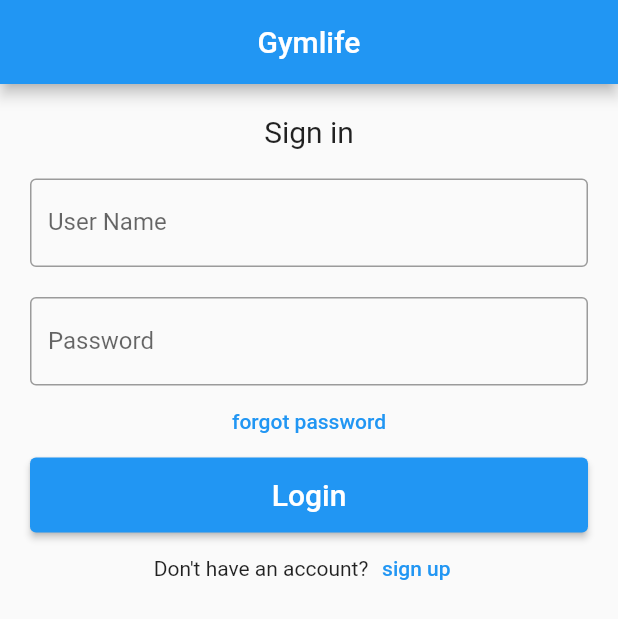
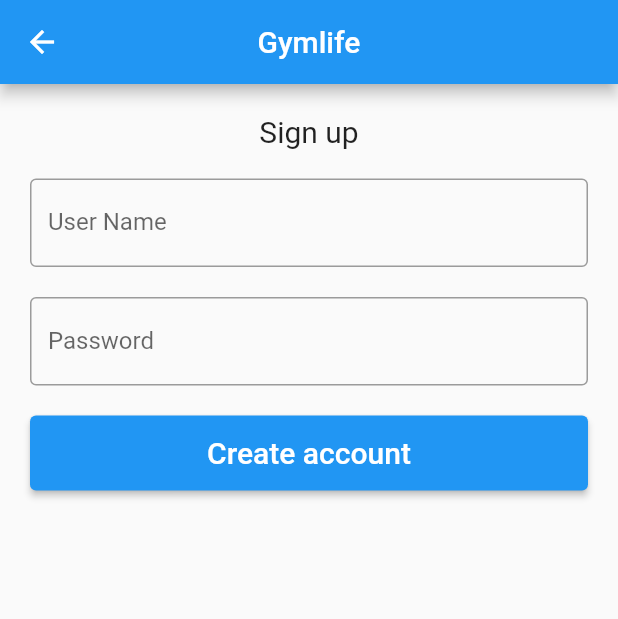
Before and after one commit to ArieBisfki/hva_ivse1_project_mobile, a Flutter app: the screen it shows after launch, after a tap on "sign up", on a phone screen of 412 x 824 dp. Shown: the top 619 px of the screen. Run offline on Flutter 3.47's test engine with Material 2 defaults, Android fonts, the phone set to English and light mode, and no system bars; our stand-ins replace bloc, equatable, flutter_bloc, flutter_slidable, flutter_speed_dial, flutter_staggered_animations and 2 more; accounts and stored records are empty.

Commit message:
login pages

```diff
--- a/lib/common/route/route_generator.dart
+++ b/lib/common/route/route_generator.dart
@@ -1,7 +1,9 @@
 import 'package:flutter/material.dart';
 import 'package:ivse1_gymlife/common/route/routes.dart';
 import 'package:ivse1_gymlife/feature/calender/ui/calendar_overview.dart';
+import 'package:ivse1_gymlife/feature/login/ui/forgot_password.dart';
 import 'package:ivse1_gymlife/feature/login/ui/login_screen.dart';
+import 'package:ivse1_gymlife/feature/login/ui/signup_screen.dart';
 import 'package:ivse1_gymlife/feature/workout/ui/workout.dart';
 import 'package:ivse1_gymlife/feature/workout_category/ui/workout_category.dart';
 
@@ -20,6 +22,11 @@ class RouteGenerator {
             builder: (_) => WorkoutCategoryScreen());
       case Routes.login:
         return MaterialPageRoute<dynamic>(builder: (_) => LoginScreen());
+      case Routes.signup:
+        return MaterialPageRoute<dynamic>(builder: (_) => SignUpScreen());
+      case Routes.forgotpassword:
+        return MaterialPageRoute<dynamic>(
+            builder: (_) => ForgotPasswordScreen());
       default:
         return MaterialPageRoute<dynamic>(builder: (_) => Calendar());
     }
--- a/lib/common/route/routes.dart
+++ b/lib/common/route/routes.dart
@@ -3,4 +3,6 @@ class Routes {
   static const String workout = '/workout';
   static const String workoutcategory = '/workout_category';
   static const String login = '/login';
+  static const String signup = '/sign_up';
+  static const String forgotpassword = '/forgot_password';
 }
--- a/lib/feature/login/ui/signup_screen.dart
+++ b/lib/feature/login/ui/signup_screen.dart
@@ -0,0 +1,76 @@
+import 'package:flutter/material.dart';
+
+class SignUpScreen extends StatefulWidget {
+  const SignUpScreen({Key? key}) : super(key: key);
+
+  @override
+  _SignUpScreenState createState() => _SignUpScreenState();
+}
+
+class _SignUpScreenState extends State<SignUpScreen> {
+  TextEditingController nameController = TextEditingController();
+  TextEditingController passwordController = TextEditingController();
+
+  @override
+  Widget build(BuildContext context) {
+    return Scaffold(
+        appBar: AppBar(
+          centerTitle: true,
+          title: Text('Gymlife'),
+        ),
+        body: Padding(
+            padding: EdgeInsets.all(10),
+            child: ListView(
+              children: <Widget>[
+                Container(
+                    alignment: Alignment.center,
+                    padding: EdgeInsets.all(10),
+                    child: Text(
+                      'Sign up',
+                      style: TextStyle(fontSize: 20),
+                    )),
+                Container(
+                  padding: EdgeInsets.all(10),
+                  child: TextField(
+                    controller: nameController,
+                    decoration: InputDecoration(
+                      border: OutlineInputBorder(),
+                      labelText: 'User Name',
+                    ),
+                  ),
+                ),
+                Container(
+                  padding: EdgeInsets.fromLTRB(10, 10, 10, 0),
+                  child: TextField(
+                    obscureText: true,
+                    controller: passwordController,
+                    decoration: InputDecoration(
+                      border: OutlineInputBorder(),
+                      labelText: 'Password',
+                    ),
+                  ),
+                ),
+                Container(
+                    height: 70,
+                    padding: EdgeInsets.fromLTRB(10, 20, 10, 0),
+                    child: ElevatedButton(
+                      style: TextButton.styleFrom(
+                        primary: Colors.blue,
+                      ),
+                      child: Text(
+                        'Create account',
+                        style: TextStyle(color: Colors.white, fontSize: 20),
+                      ),
+                      onPressed: () {
+                        print(nameController.text);
+                        print(passwordController.text);
+                        Navigator.popAndPushNamed(context, "/login");
+                        // pop keyboard
+                        FocusScope.of(context).requestFocus(FocusNode());
+                        // TODO add succes snackbar
+                      },
+                    ))
+              ],
+            )));
+  }
+}
```
Also changed, not shown: lib/feature/login/ui/forgot_password.dart (+65 -0 lines), lib/feature/login/ui/login_screen.dart (+6 -2 lines).
